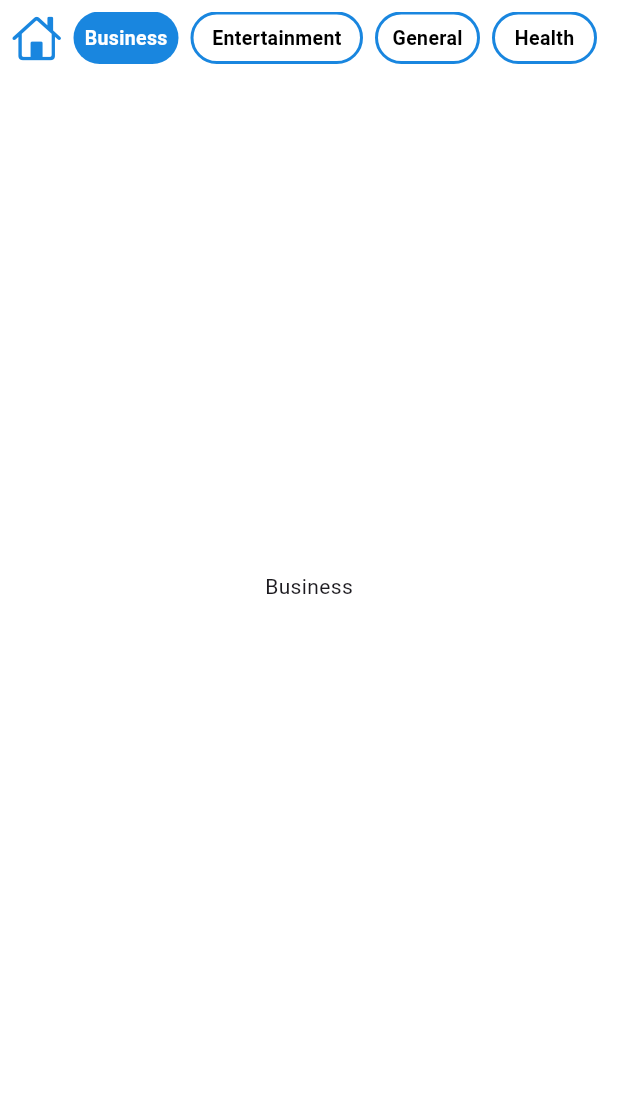
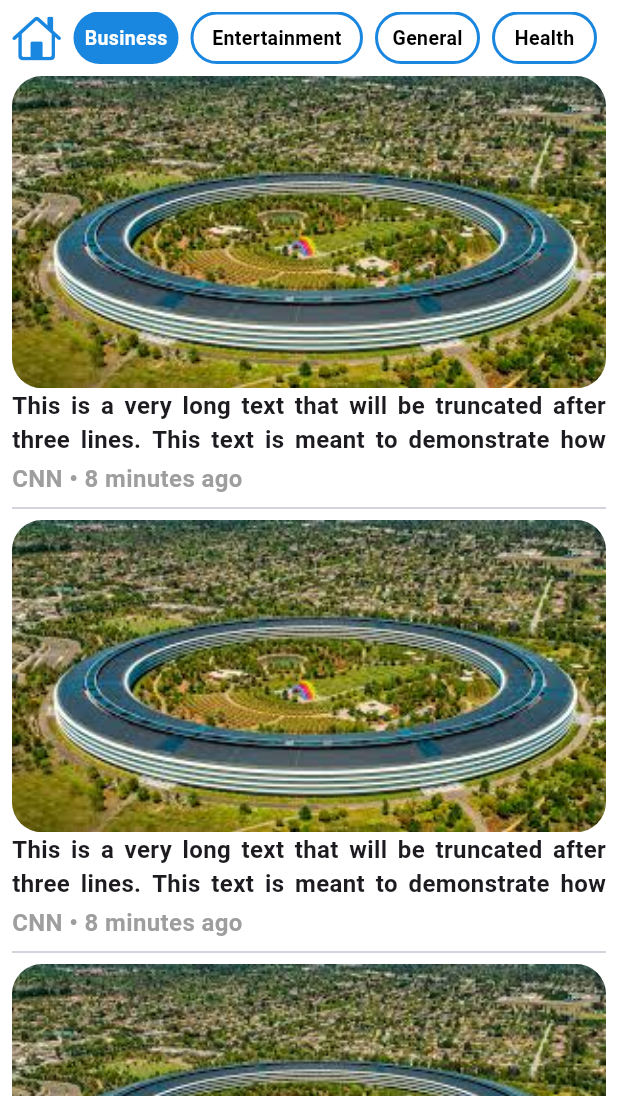
Before and after one commit to AhmedNasser1999/news_app, a Flutter app: the screen it shows after launch, after a tap on "Business", on a phone screen of 412 x 824 dp, the part 128-1236 px from its top. Run offline on Flutter 3.47's test engine with Material 3 defaults, Android fonts, the phone set to English and light mode, and no system bars; our stand-ins replace carousel_slider, dio.

Commit message:
adding categories news item and creating web scraping service

```diff
--- /dev/null
+++ b/devtools_options.yaml
@@ -0,0 +1,3 @@
+description: This file stores settings for Dart & Flutter DevTools.
+documentation: https://docs.flutter.dev/tools/devtools/extensions#configure-extension-enablement-states
+extensions:
--- a/lib/views/pages/news/categories/business_screen.dart
+++ b/lib/views/pages/news/categories/business_screen.dart
@@ -1,14 +1,18 @@
 import 'package:flutter/material.dart';
+import 'package:news_app/views/widgets/news_categories_item.dart';
 
 class Business extends StatelessWidget {
   const Business({super.key});
 
   @override
   Widget build(BuildContext context) {
-    return Container(
-      child: Center(
-        child: Text('Business'),
-      ),
+    return ListView.separated(
+      physics: const BouncingScrollPhysics(),
+      itemBuilder: (context, index) => const NewsCategoryItem(),
+      separatorBuilder: (BuildContext context, int index) {
+        return const Divider();
+      },
+      itemCount: 20,
     );
   }
 }
--- a/lib/views/pages/news/categories/entertainment_screen.dart
+++ b/lib/views/pages/news/categories/entertainment_screen.dart
@@ -1,14 +1,18 @@
 import 'package:flutter/material.dart';
+import 'package:news_app/views/widgets/news_categories_item.dart';
 
 class Entertainment extends StatelessWidget {
   const Entertainment({super.key});
 
   @override
   Widget build(BuildContext context) {
-    return Container(
-      child: Center(
-        child: Text('Entertainment'),
-      ),
+    return ListView.separated(
+      physics: const BouncingScrollPhysics(),
+      itemBuilder: (context, index) => const NewsCategoryItem(),
+      separatorBuilder: (BuildContext context, int index) {
+        return const Divider();
+      },
+      itemCount: 20,
     );
   }
 }
--- a/lib/views/pages/news/categories/general_news_screen.dart
+++ b/lib/views/pages/news/categories/general_news_screen.dart
@@ -1,14 +1,18 @@
 import 'package:flutter/material.dart';
+import 'package:news_app/views/widgets/news_categories_item.dart';
 
 class General extends StatelessWidget {
   const General({super.key});
 
   @override
   Widget build(BuildContext context) {
-    return Container(
-      child: Center(
-        child: Text('General'),
-      ),
+    return ListView.separated(
+      physics: const BouncingScrollPhysics(),
+      itemBuilder: (context, index) => const NewsCategoryItem(),
+      separatorBuilder: (BuildContext context, int index) {
+        return const Divider();
+      },
+      itemCount: 20,
     );
   }
 }
--- a/lib/views/pages/news/categories/health_screen.dart
+++ b/lib/views/pages/news/categories/health_screen.dart
@@ -1,14 +1,18 @@
 import 'package:flutter/material.dart';
+import 'package:news_app/views/widgets/news_categories_item.dart';
 
 class Health extends StatelessWidget {
   const Health({super.key});
 
   @override
   Widget build(BuildContext context) {
-    return Container(
-      child: Center(
-        child: Text('Health'),
-      ),
+    return ListView.separated(
+      physics: const BouncingScrollPhysics(),
+      itemBuilder: (context, index) => const NewsCategoryItem(),
+      separatorBuilder: (BuildContext context, int index) {
+        return const Divider();
+      },
+      itemCount: 20,
     );
   }
 }
--- a/lib/views/pages/news/categories/news_home.dart
+++ b/lib/views/pages/news/categories/news_home.dart
@@ -22,7 +22,7 @@ class NewsHomeCategory extends StatelessWidget {
           //-----------------------------------
           const TitleNewsBanner(titleText: 'Trending News 📈'),
           const SizedBox(height: 8.0),
-          const TrandingNews()
+          const Expanded(child: TrandingNews())
         ],
       ),
     );
--- a/lib/views/pages/news/trending_news.dart
+++ b/lib/views/pages/news/trending_news.dart
@@ -6,14 +6,12 @@ class TrandingNews extends StatelessWidget {
 
   @override
   Widget build(BuildContext context) {
-    return Expanded(
-      child: ListView.separated(
-        physics: const BouncingScrollPhysics(),
-        itemCount: 20,
-        separatorBuilder: (BuildContext context, int index) => const Divider(),
-        itemBuilder: (BuildContext context, int index) =>
-            const TrendingNewsItem(),
-      ),
+    return ListView.separated(
+      physics: const BouncingScrollPhysics(),
+      itemCount: 20,
+      separatorBuilder: (BuildContext context, int index) => const Divider(),
+      itemBuilder: (BuildContext context, int index) =>
+          const TrendingNewsItem(),
     );
   }
 }
--- /dev/null
+++ b/lib/views/widgets/news_categories_item.dart
@@ -0,0 +1,53 @@
+import 'package:flutter/material.dart';
+import 'package:news_app/utils/constants/colors.dart';
+
+class NewsCategoryItem extends StatelessWidget {
+  const NewsCategoryItem({super.key});
+
+  @override
+  Widget build(BuildContext context) {
+    return GestureDetector(
+      onTap: () {},
+      child: SizedBox(
+        width: double.infinity,
+        height: 280,
+        child: Column(
+          crossAxisAlignment: CrossAxisAlignment.start,
+          children: [
+            ClipRRect(
+              borderRadius: BorderRadius.circular(20.0),
+              child: Image.asset(
+                'assets/images/1.jpeg',
+                fit: BoxFit.cover,
+                width: double.infinity,
+              ),
+            ),
+            const Expanded(
+              child: Text(
+                'This is a very long text that will be truncated after three lines. '
+                'This text is meant to demonstrate how you can use the Text widget in Flutter '
+                'to show only a limited number of lines and display an ellipsis at the end if the text overflows. '
+                'to show only a limited number of lines and display an ellipsis at the end if the text overflows.',
+                maxLines: 3,
+                overflow: TextOverflow.ellipsis,
+                textAlign: TextAlign.justify,
+                style: TextStyle(
+                  fontWeight: FontWeight.bold,
+                  fontSize: 16.0,
+                ),
+              ),
+            ),
+            const Text(
+              'CNN • 8 minutes ago',
+              style: TextStyle(
+                color: AppColors.trendingTextColor,
+                fontWeight: FontWeight.bold,
+                fontSize: 16.0,
+              ),
+            ),
+          ],
+        ),
+      ),
+    );
+  }
+}
--- a/pubspec.yaml
+++ b/pubspec.yaml
@@ -13,6 +13,7 @@ dependencies:
   dio:
   cached_network_image:
   cupertino_icons:
+  html:
   flutter:
     sdk: flutter
 
```
Also changed, not shown: lib/models/categories_model.dart (+0 -26 lines), lib/views/pages/news/categories/science_screen.dart (+8 -4 lines), lib/views/pages/news/categories/sports_screen.dart (+8 -4 lines), lib/views/pages/news/categories/technology_screen.dart (+8 -4 lines), lib/providers/web_scraper_provider.dart (added), lib/services/web_Scraper_Service.dart (added), pubspec.lock.
